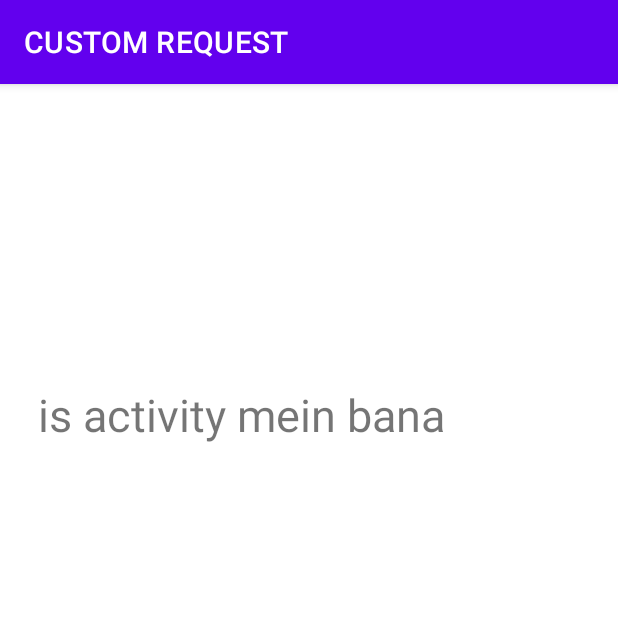
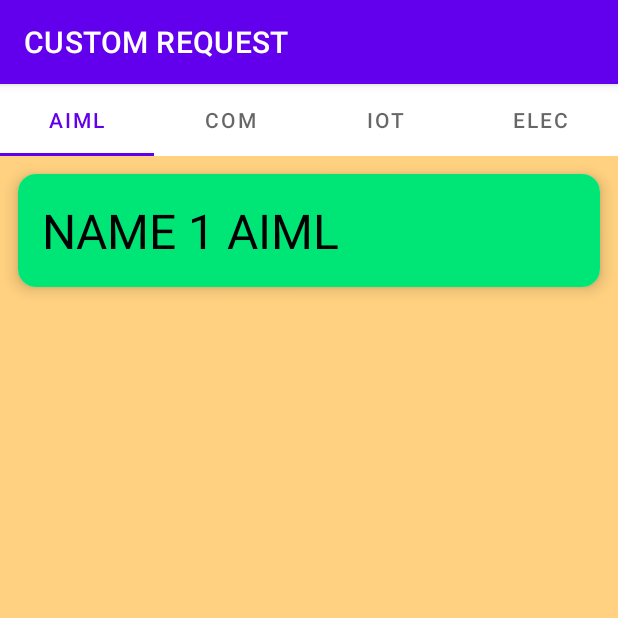
Before and after one commit to salim84miya/oopm-mini-project, an Android app: the SpecialActivity screen opened directly, with no data from a screen before it, on a phone screen of 412 x 824 dp, the top half of it. Run offline under Robolectric (Android 15) with nearby library versions, the phone set to English and light mode, and no system bars.

```diff
--- a/app/src/main/java/com/example/android/kabootar/SpecialActivity.java
+++ b/app/src/main/java/com/example/android/kabootar/SpecialActivity.java
@@ -1,18 +1,55 @@
 package com.example.android.kabootar;
 
 import androidx.appcompat.app.AppCompatActivity;
+import androidx.viewpager2.widget.ViewPager2;
 
 import android.os.Bundle;
+import android.view.View;
 import android.widget.ListView;
+
+import com.google.android.material.tabs.TabLayout;
 
 import java.util.ArrayList;
 
 public class SpecialActivity extends AppCompatActivity {
+
+    TabLayout tabLayout;
+    ViewPageAdapter viewPageAdapter;
+    ViewPager2 viewPager2;
 
     @Override
     protected void onCreate(Bundle savedInstanceState) {
         super.onCreate(savedInstanceState);
         setContentView(R.layout.activity_special);
 
+        tabLayout = findViewById(R.id.layout_tab);
+        viewPager2 = findViewById(R.id.view_pager);
+        viewPageAdapter = new ViewPageAdapter(this);
+        viewPager2.setAdapter(viewPageAdapter);
+
+        tabLayout.addOnTabSelectedListener(new TabLayout.OnTabSelectedListener() {
+            @Override
+            public void onTabSelected(TabLayout.Tab tab) {
+                viewPager2.setCurrentItem(tab.getPosition());
+            }
+
+            @Override
+            public void onTabUnselected(TabLayout.Tab tab) {
+
+            }
+
+            @Override
+            public void onTabReselected(TabLayout.Tab tab) {
+
+            }
+        });
+
+           viewPager2.registerOnPageChangeCallback(new ViewPager2.OnPageChangeCallback() {
+               @Override
+               public void onPageSelected(int position) {
+                   super.onPageSelected(position);
+                   tabLayout.getTabAt(position).select();
+               }
+           });
     }
 }
--- /dev/null
+++ b/app/src/main/java/com/example/android/kabootar/ViewPageAdapter.java
@@ -0,0 +1,38 @@
+package com.example.android.kabootar;
+
+import androidx.annotation.NonNull;
+import androidx.fragment.app.Fragment;
+import androidx.fragment.app.FragmentActivity;
+import androidx.viewpager2.adapter.FragmentStateAdapter;
+
+import com.example.android.kabootar.fragment.AimlFragment;
+import com.example.android.kabootar.fragment.CompFragment;
+import com.example.android.kabootar.fragment.ElecFragment;
+import com.example.android.kabootar.fragment.IotFragment;
+
+public class ViewPageAdapter extends FragmentStateAdapter {
+    public ViewPageAdapter(@NonNull FragmentActivity fragmentActivity) {
+        super(fragmentActivity);
+    }
+
+    @NonNull
+    @Override
+    public Fragment createFragment(int position) {
+        switch (position){
+            case 0 : return new AimlFragment();
+
+            case 1 : return new CompFragment();
+
+            case 2 : return new IotFragment();
+
+            case 3: return new ElecFragment();
+
+            default: return new AimlFragment();
+        }
+    }
+
+    @Override
+    public int getItemCount() {
+        return 4;
+    }
+}
--- /dev/null
+++ b/app/src/main/java/com/example/android/kabootar/fragment/AimlFragment.java
@@ -0,0 +1,23 @@
+package com.example.android.kabootar.fragment;
+
+import android.os.Bundle;
+
+import androidx.fragment.app.Fragment;
+
+import android.view.LayoutInflater;
+import android.view.View;
+import android.view.ViewGroup;
+
+import com.example.android.kabootar.R;
+
+
+public class AimlFragment extends Fragment {
+
+
+    @Override
+    public View onCreateView(LayoutInflater inflater, ViewGroup container,
+                             Bundle savedInstanceState) {
+        // Inflate the layout for this fragment
+        return inflater.inflate(R.layout.fragment_aiml, container, false);
+    }
+}
--- a/app/src/main/res/layout/activity_special.xml
+++ b/app/src/main/res/layout/activity_special.xml
@@ -1,19 +1,43 @@
 <?xml version="1.0" encoding="utf-8"?>
-<LinearLayout xmlns:android="http://schemas.android.com/apk/res/android"
+<RelativeLayout xmlns:android="http://schemas.android.com/apk/res/android"
     xmlns:tools="http://schemas.android.com/tools"
     android:layout_width="match_parent"
     android:layout_height="wrap_content"
-    android:minHeight="88dp"
-    android:orientation="horizontal">
+    tools:context=".SpecialActivity">
 
 
-    <TextView
+    <com.google.android.material.tabs.TabLayout
+        android:id="@+id/layout_tab"
+        android:layout_width="match_parent"
+        android:layout_height="wrap_content">
+
+        <com.google.android.material.tabs.TabItem
+            android:layout_width="wrap_content"
+            android:layout_height="wrap_content"
+            android:text="AIML" />
+
+        <com.google.android.material.tabs.TabItem
+            android:layout_width="wrap_content"
+            android:layout_height="wrap_content"
+            android:text="com" />
+
+        <com.google.android.material.tabs.TabItem
+            android:layout_width="wrap_content"
+            android:layout_height="wrap_content"
+            android:text="iot" />
+
+        <com.google.android.material.tabs.TabItem
+            android:layout_width="wrap_content"
+            android:layout_height="wrap_content"
+            android:text="elec" />
+
+    </com.google.android.material.tabs.TabLayout>
+
+    <androidx.viewpager2.widget.ViewPager2
         android:layout_width="match_parent"
         android:layout_height="match_parent"
-        android:text="is activity mein bana"
-        android:textSize="30sp"
-        android:layout_marginTop="200dp"
-        android:layout_marginLeft="25dp"/>
+        android:id="@+id/view_pager"
+        android:layout_below="@+id/layout_tab" />
 
 
-</LinearLayout>
+</RelativeLayout>
--- /dev/null
+++ b/app/src/main/res/layout/fragment_aiml.xml
@@ -0,0 +1,31 @@
+<?xml version="1.0" encoding="utf-8"?>
+<LinearLayout
+    xmlns:android="http://schemas.android.com/apk/res/android"
+    xmlns:app="http://schemas.android.com/apk/res-auto"
+    xmlns:tools="http://schemas.android.com/tools"
+    android:layout_width="match_parent"
+    android:layout_height="match_parent"
+    tools:context=".fragment.AimlFragment"
+    android:background="#FFD180">
+
+    <androidx.cardview.widget.CardView
+        android:id="@+id/list_item_1"
+        android:layout_width="match_parent"
+        android:layout_height="wrap_content"
+        android:layout_rowWeight="1"
+        android:layout_columnWeight="1"
+        android:layout_margin="12dp"
+        app:cardCornerRadius="12dp"
+        app:cardElevation="6dp">
+        <TextView
+            android:layout_width="match_parent"
+            android:layout_height="wrap_content"
+            android:padding="16dp"
+            android:text="NAME 1 AIML "
+            android:background="#00E676"
+            android:textSize="32sp"
+            android:textColor="#000000"/>
+
+    </androidx.cardview.widget.CardView>
+
+</LinearLayout>
--- a/app/src/main/res/values/strings.xml
+++ b/app/src/main/res/values/strings.xml
@@ -2,4 +2,6 @@
     <string name="app_name">kabootar</string>
     <string name="specialActivity_page">CUSTOM REQUEST</string>
     <string name="standardActivity_page">STANDARD REQUEST</string>
+    <!-- TODO: Remove or change this placeholder text -->
+    <string name="hello_blank_fragment">Hello blank fragment</string>
 </resources>
```
Also changed, not shown: app/src/main/java/com/example/android/kabootar/fragment/CompFragment.java (added, +22 -0 lines), app/src/main/java/com/example/android/kabootar/fragment/ElecFragment.java (added, +23 -0 lines), app/src/main/java/com/example/android/kabootar/fragment/IotFragment.java (added, +23 -0 lines), app/src/main/res/layout/fragment_comp.xml (added, +31 -0 lines), app/src/main/res/layout/fragment_elec.xml (added, +31 -0 lines), app/src/main/res/layout/fragment_iot.xml (added, +31 -0 lines).
